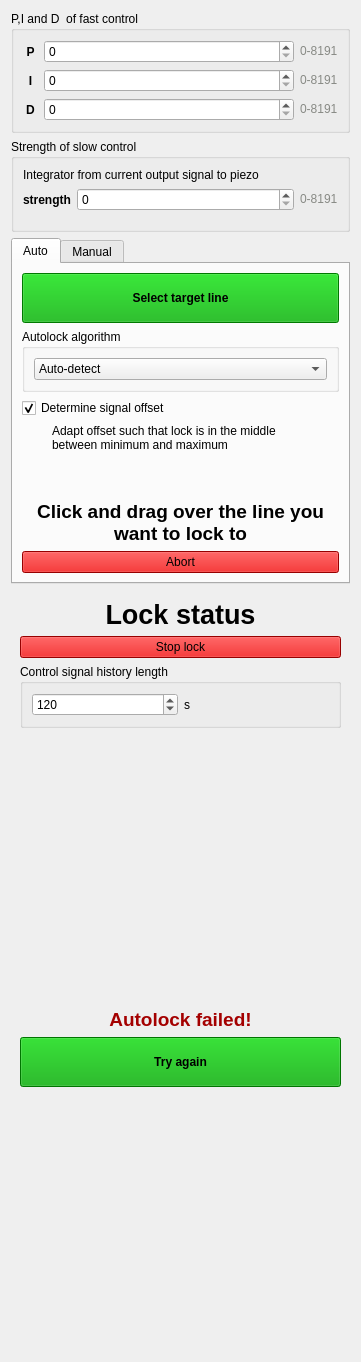
Qt form linien/gui/ui/locking_panel.ui (linien-org/linien) before a commit.
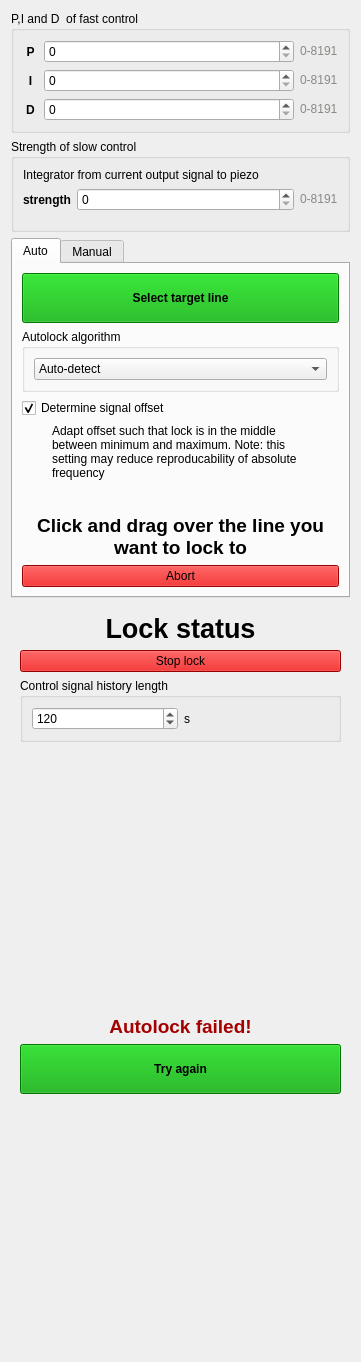
The same form after that commit. Custom widgets are drawn as their Qt base class.

```diff
--- a/linien/gui/ui/locking_panel.ui
+++ b/linien/gui/ui/locking_panel.ui
@@ -484,7 +484,7 @@
              </size>
             </property>
             <property name="text">
-             <string>Adapt offset such that lock is in the middle between minimum and maximum</string>
+             <string>Adapt offset such that lock is in the middle between minimum and maximum. Note: this setting may reduce reproducability of absolute frequency</string>
             </property>
             <property name="textFormat">
              <enum>Qt::PlainText</enum>
```
